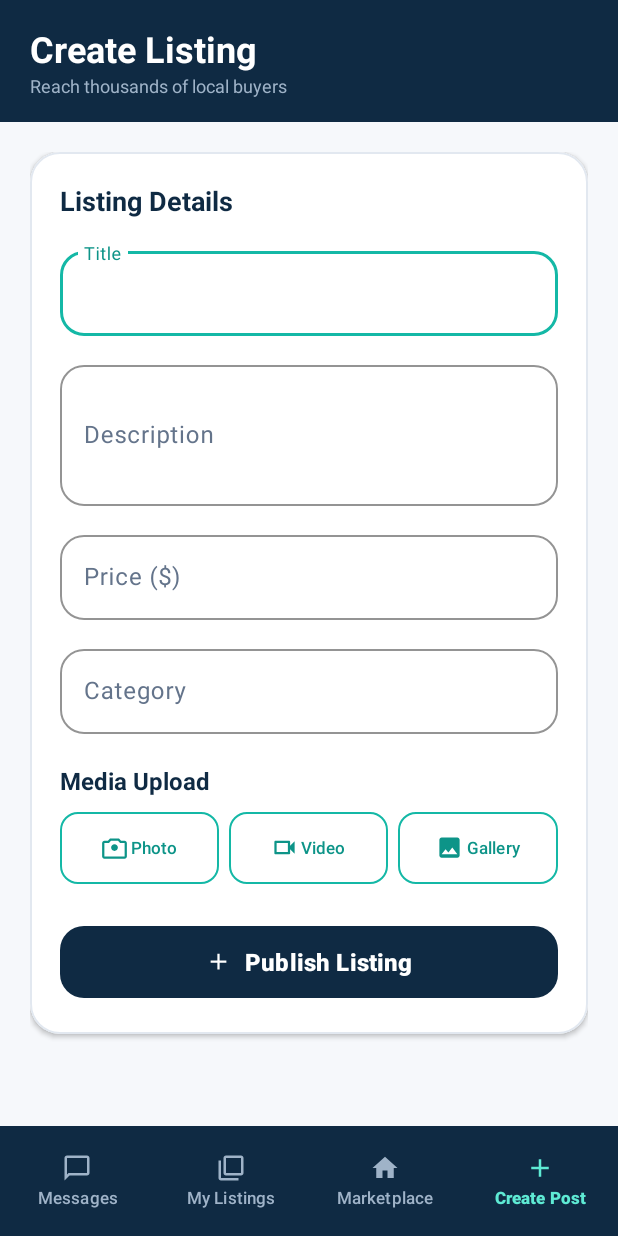
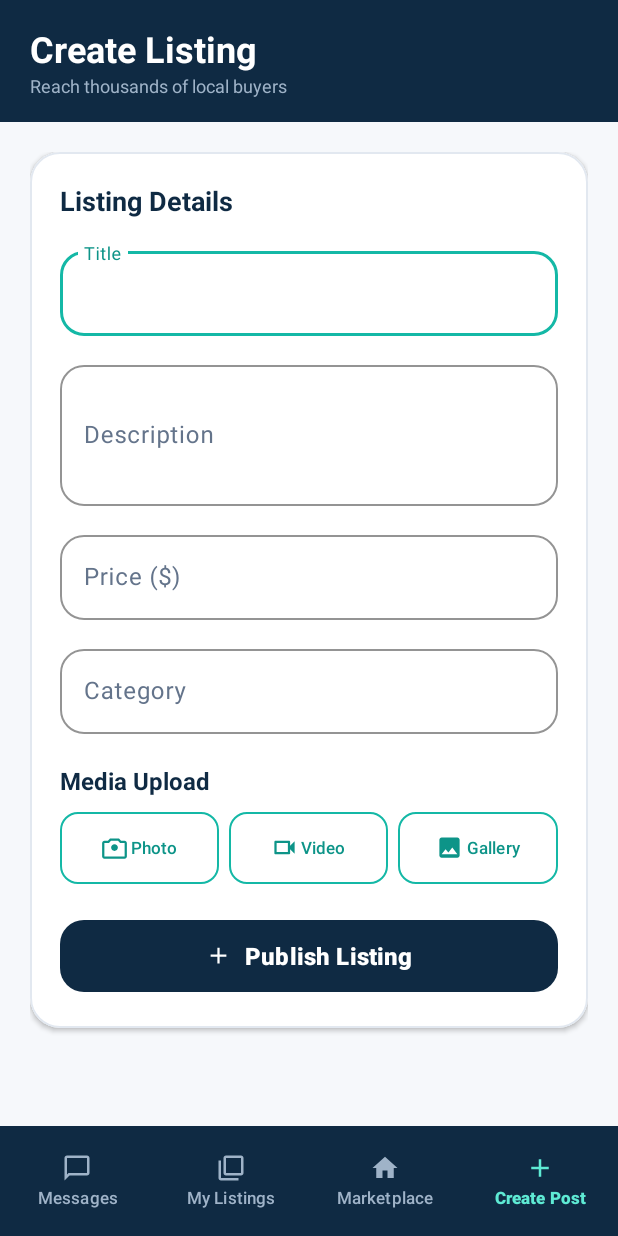
Before and after one commit to koairs/SOFE4640U-FinalProject, an Android app: the postCreation screen opened directly, with no data from a screen before it, on a phone screen of 412 x 824 dp. Run offline under Robolectric (Android 15) with nearby library versions, the phone set to English and light mode, and no system bars.

Commit message:
made UI changes

```diff
--- a/app/src/main/java/com/example/sofe4640ufinalproject/postCreation.kt
+++ b/app/src/main/java/com/example/sofe4640ufinalproject/postCreation.kt
@@ -9,6 +9,7 @@ import android.widget.Button
 import android.widget.EditText
 import android.widget.FrameLayout
 import android.widget.ImageView
+import android.widget.ScrollView
 import android.widget.TextView
 import android.widget.Toast
 import androidx.activity.enableEdgeToEdge
@@ -158,6 +159,9 @@ class postCreation : AppCompatActivity() {
         previewContainer.visibility = View.VISIBLE
         tvVideoBadge.visibility = if (type == "video") View.VISIBLE else View.GONE
         Glide.with(this).load(uri).centerCrop().into(ivPreview)
+        findViewById<View>(R.id.svPostCreation)?.post {
+            (findViewById<View>(R.id.svPostCreation) as? ScrollView)?.fullScroll(View.FOCUS_DOWN)
+        }
     }
 
     private fun clearMedia() {
--- a/app/src/main/res/layout/activity_post_creation.xml
+++ b/app/src/main/res/layout/activity_post_creation.xml
@@ -43,16 +43,21 @@
     </LinearLayout>
 
     <ScrollView
+        android:id="@+id/svPostCreation"
         android:layout_width="match_parent"
         android:layout_height="0dp"
         android:layout_weight="1"
-        android:fillViewport="true">
+        android:clipToPadding="false"
+        android:fillViewport="true"
+        android:scrollbars="vertical">
 
         <LinearLayout
             android:layout_width="match_parent"
             android:layout_height="wrap_content"
             android:orientation="vertical"
-            android:padding="20dp">
+            android:paddingHorizontal="20dp"
+            android:paddingTop="20dp"
+            android:paddingBottom="40dp">
 
             <com.google.android.material.card.MaterialCardView
                 android:layout_width="match_parent"
@@ -260,7 +265,7 @@
                     <com.google.android.material.card.MaterialCardView
                         android:id="@+id/previewContainer"
                         android:layout_width="match_parent"
-                        android:layout_height="200dp"
+                        android:layout_height="180dp"
                         android:layout_marginTop="16dp"
                         android:visibility="gone"
                         app:cardCornerRadius="16dp"
@@ -309,7 +314,7 @@
                         android:id="@+id/btnSubmitListing"
                         android:layout_width="match_parent"
                         android:layout_height="56dp"
-                        android:layout_marginTop="24dp"
+                        android:layout_marginTop="20dp"
                         android:text="Publish Listing"
                         android:textColor="@color/surface"
                         android:textSize="16sp"
```
